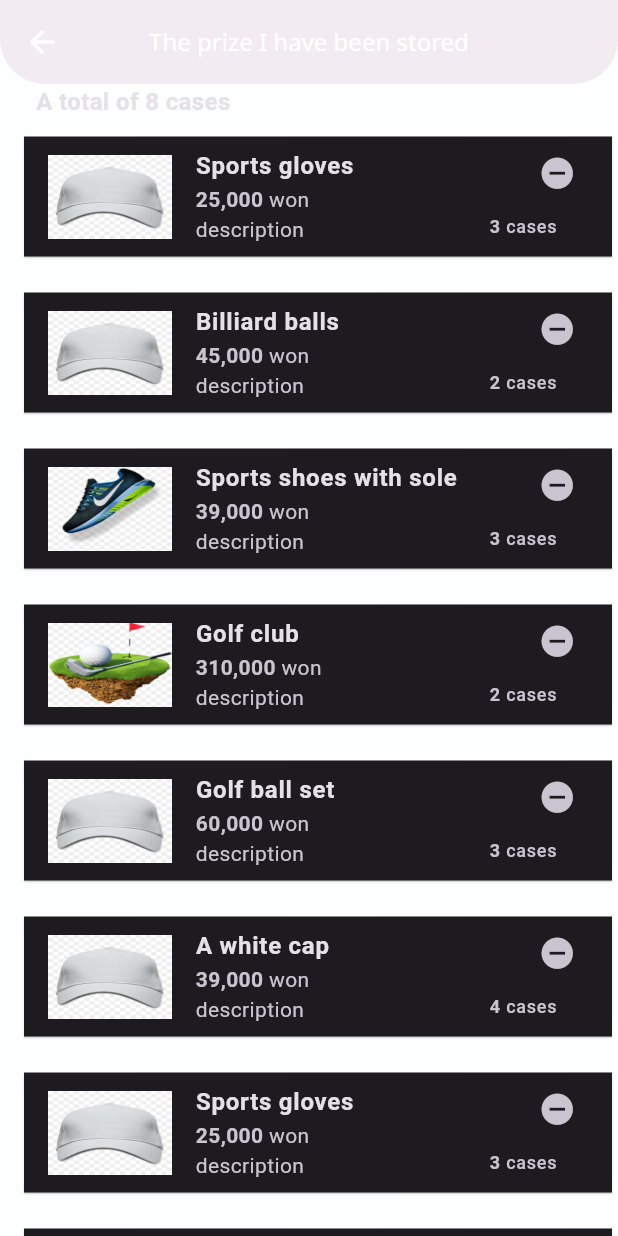
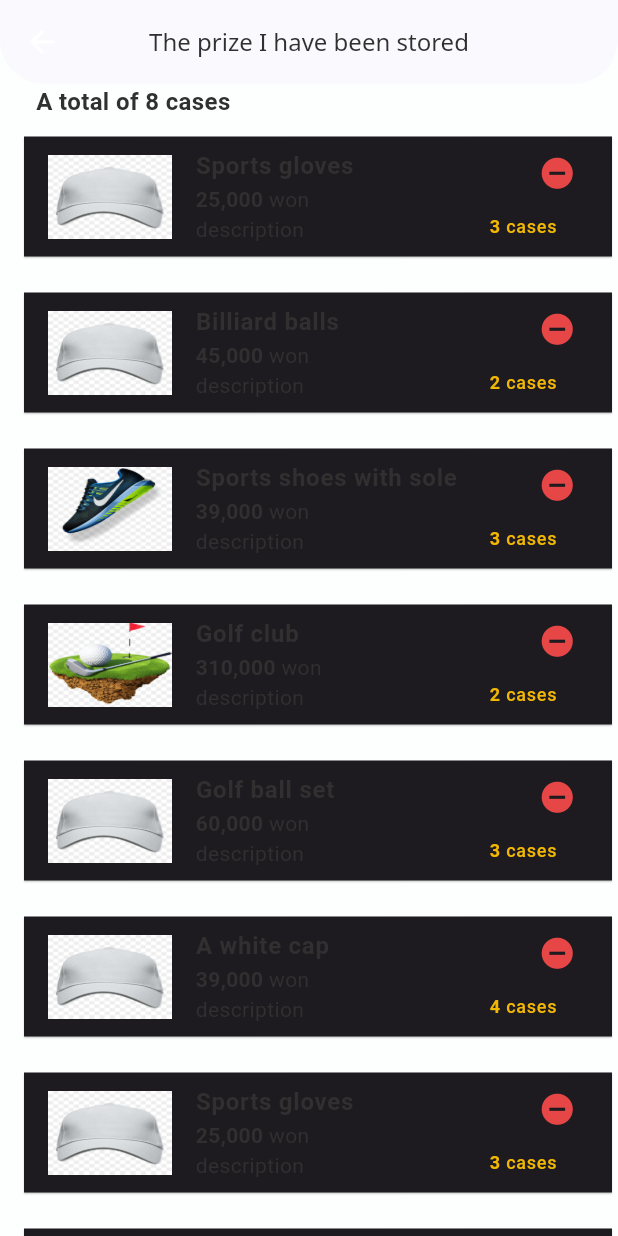
Before and after one commit to cogniqube/intern_project, a Flutter app: the StoredGoods screen opened directly, on a phone screen of 412 x 824 dp. Run offline on Flutter 3.47's test engine with Material 3 defaults, Android fonts, the phone set to English and light mode, and no system bars; our stand-ins replace carousel_slider, fluttertoast, permission_handler; network calls fail; Roboto replaces fonts that are missing (Urbanist).

Commit message:
updated Home

```diff
--- a/lib/pages/Home/broadCastReservation.dart
+++ b/lib/pages/Home/broadCastReservation.dart
@@ -1,7 +1,9 @@
+
+import 'dart:ui';
+
 import 'package:flutter/material.dart';
+import 'package:intern_project/pages/Home/productScreen.dart';
 import 'package:intl/intl.dart';
-import 'package:intern_project/styles/app_colors.dart';
-import 'package:intern_project/pages/Home/productScreen.dart';
 
 import '../../styles/app_colors.dart';
 
--- a/lib/pages/Home/celebrityScreen.dart
+++ b/lib/pages/Home/celebrityScreen.dart
@@ -1,17 +1,18 @@
 import 'dart:async';
+import 'package:carousel_slider/carousel_slider.dart';
+import 'package:intern_project/pages/Home/previewScreen.dart';
+import 'package:intern_project/pages/Home/productScreen.dart';
+import 'package:intern_project/pages/Home/storedGoods.dart';
 import 'package:intl/intl.dart'; // For formatting dates
 import 'package:flutter/material.dart';
 import 'package:fluttertoast/fluttertoast.dart';
 import 'package:permission_handler/permission_handler.dart';
-import 'package:intern_project/cartScreen.dart';
-import 'package:intern_project/previewScreen.dart';
-import 'package:intern_project/productScreen.dart';
-import 'package:intern_project/textStyles.dart';
-import 'appColors.dart';
-import 'package:carousel_slider/carousel_slider.dart';
 import 'dart:ui';
 
+import '../../styles/App_text.dart';
+import '../../styles/app_colors.dart';
 import 'broadCastReservation.dart';
+
 
 class Celebrityscreen extends StatefulWidget {
   @override
@@ -383,7 +384,7 @@ class _CelebrityscreenState extends State<Celebrityscreen> {
           ),
           onPressed: () {Navigator.push(
             context,
-            MaterialPageRoute(builder: (context) =>  BroadcastReservation()),
+            MaterialPageRoute(builder: (context) =>  BroadCastReservation()),
           );},
         ),
 
@@ -1315,6 +1316,7 @@ class _CelebrityscreenState extends State<Celebrityscreen> {
   }
 }
 
+
 Widget _buildHashtagContainer(String hashtag) {
   return Container(
     padding: EdgeInsets.symmetric(vertical: 6, horizontal: 4),
--- a/lib/pages/Home/previewScreen.dart
+++ b/lib/pages/Home/previewScreen.dart
@@ -1,6 +1,8 @@
 import 'package:flutter/material.dart';
-import 'package:intern_project/appColors.dart';
-import 'package:intern_project/videoPlayerScreen.dart';
+import 'package:intern_project/pages/Home/videoPlayerScreen.dart';
+
+import '../../styles/app_colors.dart';
+
 
 class PreviewScreen extends StatefulWidget {
   @override
--- a/lib/pages/Home/productScreen.dart
+++ b/lib/pages/Home/productScreen.dart
@@ -1,6 +1,6 @@
 import 'package:flutter/material.dart';
 import '../../styles/app_colors.dart';
-import 'cartScreen.dart';
+import 'storedGoods.dart';
 
 class ProductListScreen extends StatefulWidget {
   @override
--- a/lib/pages/Home/cartScreen.dart
+++ b/lib/pages/Home/storedGoods.dart
@@ -1,7 +1,7 @@
 import 'package:flutter/material.dart';
-import 'package:intern_project/productScreen.dart';
+import 'package:intern_project/pages/Home/productScreen.dart';
 
-import 'appColors.dart';
+import '../../styles/app_colors.dart';
 
 class StoredGoods extends StatefulWidget {
   @override
--- a/lib/pages/Home/videoPlayerScreen.dart
+++ b/lib/pages/Home/videoPlayerScreen.dart
@@ -1,7 +1,6 @@
 import 'package:flutter/material.dart';
-import 'package:video_player/video_player.dart';
 
-import 'appColors.dart';
+import '../../styles/app_colors.dart';
 
 class VideoPlayerScreen extends StatefulWidget {
   @override
--- a/lib/styles/app_colors.dart
+++ b/lib/styles/app_colors.dart
@@ -12,6 +12,11 @@ class AppColors{
   static const black = Color(0xff000000);
   static const appbar = Color(0xfff5f1f1);
   static const sponsor = Color(0xFFF2B705);
-  static const tabBar = Color(0xFFF5F5F5);
+  static const orange=Color(0xFFE63100);
+  static const purple=Color(0xFF693ACC);
+  static const grey=Color(0xff979797);
+  static const red=Color(0xffE64646);
+  static const blue=Color(0xff3F8AE0);
+  static const lightorange=Color(0x4DE66100);
 
 }
--- a/pubspec.yaml
+++ b/pubspec.yaml
@@ -40,6 +40,7 @@ dependencies:
   # Use with the CupertinoIcons class for iOS style icons.
   cupertino_icons: ^1.0.2
   fvm: ^2.4.1
+  carousel_slider:
 
 dev_dependencies:
   flutter_test:
```
Also changed, not shown: pubspec.lock, 2 other files.
